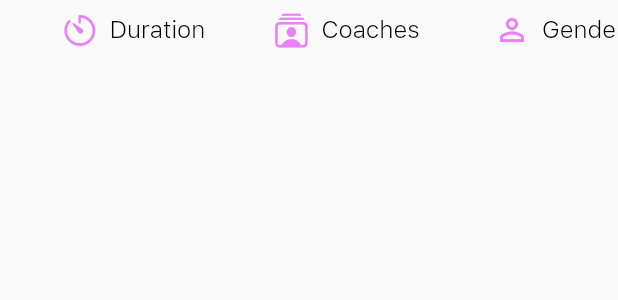
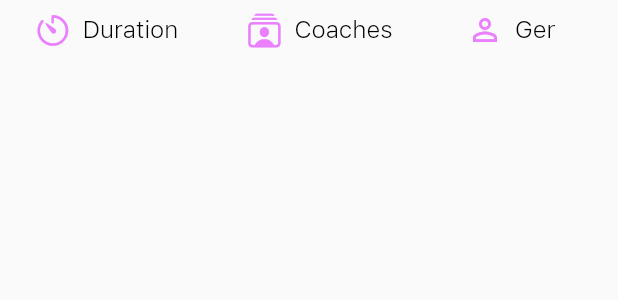
Before and after one commit to mostafizurrahman/reborn, a Flutter app: the SubFilterView widget shown alone on an empty page, opened directly, on a phone screen of 412 x 824 dp. Shown: the top 300 px of the screen. Run offline on Flutter 3.47's test engine with Material 2 defaults, Android fonts, the phone set to English and light mode, and no system bars; our stand-ins replace cached_network_image, cloud_firestore, equatable, firebase_core, flutter_bloc, font_awesome_flutter and 4 more; accounts and stored records are empty.

```diff
--- a/reborn/lib/feature/home/home_widget.dart
+++ b/reborn/lib/feature/home/home_widget.dart
@@ -132,11 +132,14 @@ class _HomeState extends ThemeState<HomeWidget> {
         }
       }
       final categories = firebaseState.categories;
-      return ListView.builder(
-        itemBuilder: _getCategoryView,
-        itemCount: categories.length + 1,
-        scrollDirection: Axis.vertical,
-        shrinkWrap: true,
+      return ScrollConfiguration(
+        behavior: HorizontalScrollBehavior(),
+        child: ListView.builder(
+          itemBuilder: _getCategoryView,
+          itemCount: categories.length + 1,
+          scrollDirection: Axis.vertical,
+          shrinkWrap: true,
+        ),
       );
     }
     return const SizedBox();
--- a/reborn/lib/feature/home/widgets/sub_filter_view.dart
+++ b/reborn/lib/feature/home/widgets/sub_filter_view.dart
@@ -4,6 +4,7 @@ import 'package:flutter_bloc/flutter_bloc.dart';
 import 'package:reborn/feature/data_model/static_data.dart';
 import 'package:reborn/feature/home/rx_reborn_name/reborn_name_bloc.dart';
 import 'package:reborn/utility/app_theme_data.dart';
+import 'package:reborn/utility/screen_data.dart';
 
 class SubFilterView extends StatelessWidget {
   const SubFilterView({Key? key}) : super(key: key);
@@ -13,9 +14,27 @@ class SubFilterView extends StatelessWidget {
     final _bloc = BlocProvider.of<RebornFilterBloc>(context);
     final list = StaticData.subfilterList;
     final List<Widget> widgets = [];
-    for (var element in list) {
-      widgets.add(
-        ClipRRect(
+    for (var data in list) {
+      widgets.add(_getFilterItem(data));
+      widgets.add(const SliverToBoxAdapter(child: SizedBox(width: 12)));
+    }
+    return Padding(
+      padding: const EdgeInsets.only(left: 6),
+      child: SizedBox(
+        height: 40,
+        width: screenData.width - 48,
+        child: CustomScrollView(
+          scrollBehavior: HorizontalScrollBehavior(),
+          scrollDirection: Axis.horizontal,
+          slivers: widgets,
+          shrinkWrap: false,
+        ),
+      ),
+    );
+  }
+
+  SliverToBoxAdapter _getFilterItem(final SubFilterData data) {
+    final widget  = ClipRRect(
       borderRadius: const BorderRadius.all(Radius.circular(20)),
       child: Padding(
         padding: const EdgeInsets.only(right: 0),
@@ -30,30 +49,16 @@ class SubFilterView extends StatelessWidget {
               child: Row(
                 mainAxisAlignment: MainAxisAlignment.center,
                 children: [
-                      Icon(element.iconName, color: CCAppTheme.pinkLightColor),
+                  Icon(data.iconName, color: CCAppTheme.pinkLightColor),
                   const SizedBox(width: 8),
-                      Text(element.displayName, style: CCAppTheme.txt2),
+                  Text(data.displayName, style: CCAppTheme.txt2),
                 ],
               ),
             ),
           ),
         ),
       ),
-        ),
     );
-      widgets.add(Container(
-        width: 12, color: Colors.transparent,
-      ));
-    }
-    return Padding(
-      padding: const EdgeInsets.only(left: 24),
-      child: SizedBox(
-        height: 40,
-        child: ListView(
-          scrollDirection: Axis.horizontal,
-          children: widgets,
-        ),
-      ),
-    );
+    return SliverToBoxAdapter(child: widget);
   }
 }
--- a/reborn/lib/feature/home/widgets/track_category_view.dart
+++ b/reborn/lib/feature/home/widgets/track_category_view.dart
@@ -19,7 +19,7 @@ class TrackCategoryView extends StatelessWidget {
 
   @override
   Widget build(BuildContext context) {
-    final double width = screenData.width - 32;
+    final double width = screenData.width - 48;
     return Material(
       child: ClipRRect(
         borderRadius: BorderRadius.all(Radius.circular(8)),
--- a/reborn/lib/utility/screen_data.dart
+++ b/reborn/lib/utility/screen_data.dart
@@ -32,6 +32,16 @@ class ScreenData {
     }
     return const EdgeInsets.only(bottom: 16, top: 3);
   }
+
+
+}
+
+class HorizontalScrollBehavior extends ScrollBehavior {
+  @override
+  Widget buildOverscrollIndicator(
+      BuildContext context, Widget child, ScrollableDetails details) {
+    return child;
+  }
 }
 
 final ScreenData screenData = ScreenData();
```
Lines whose indentation alone changed are shown as unchanged.
